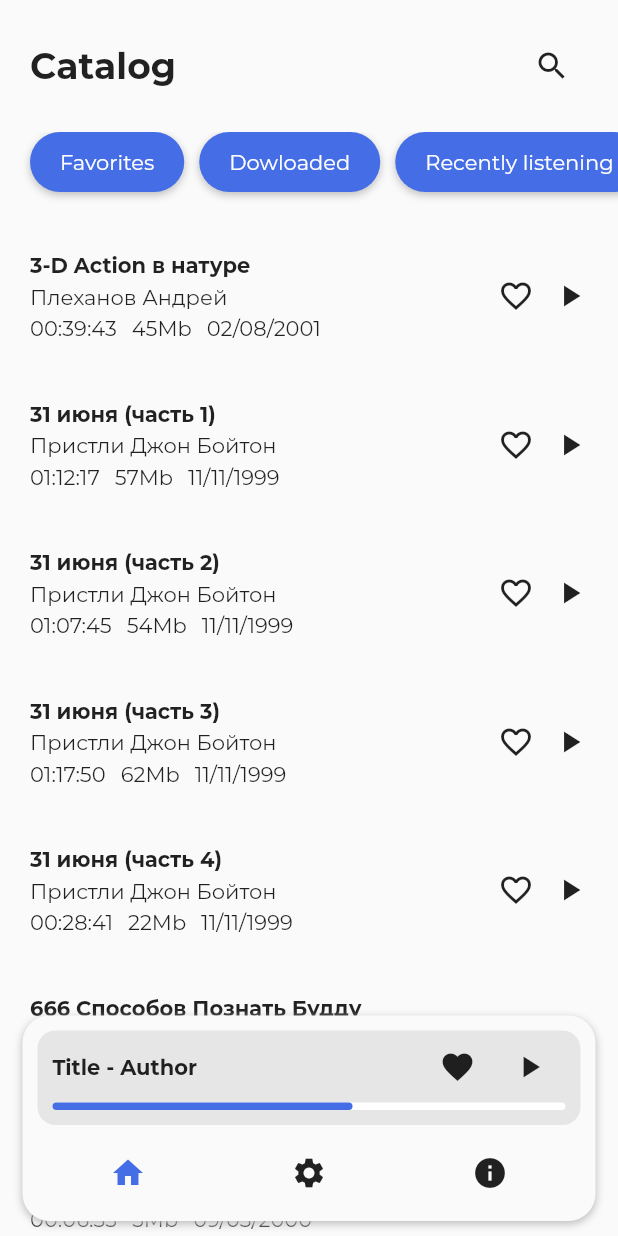
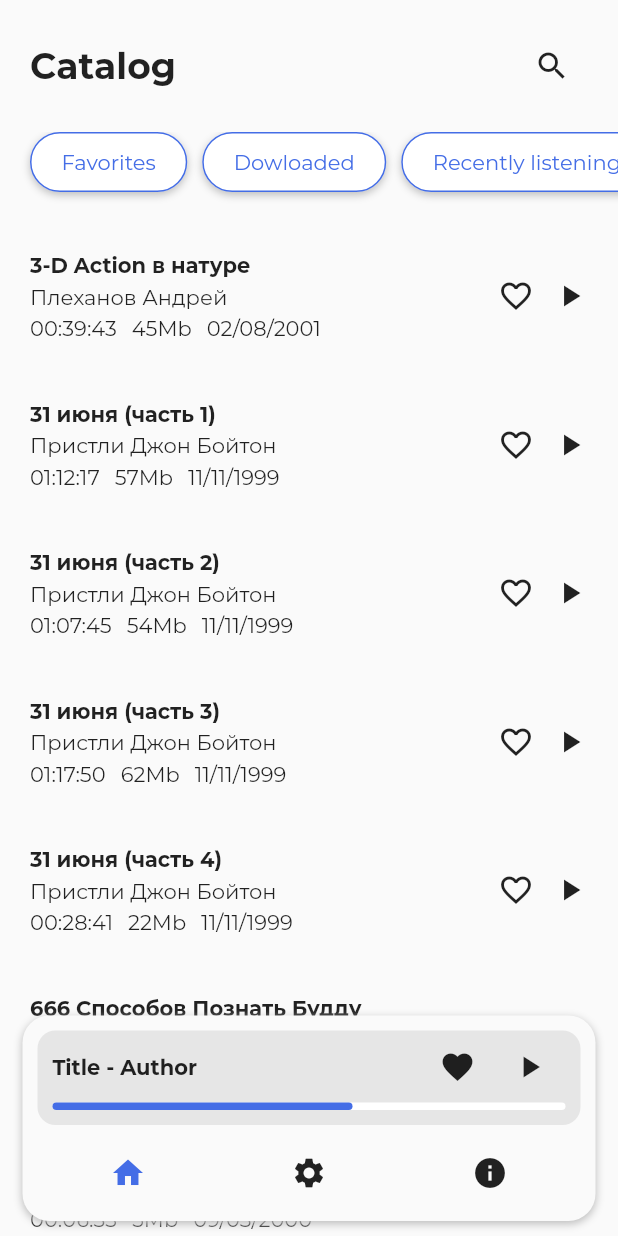
Before and after one commit to ekinsdrow/mds, a Flutter app: the screen it shows after launch, on a phone screen of 412 x 824 dp. Run offline on Flutter 3.47's test engine with Material 2 defaults, Android fonts, the phone set to English and light mode, and no system bars; our stand-ins replace auto_route, bloc, dio, flutter_bloc, flutter_svg, freezed_annotation and 2 more; generated files the repository leaves out were written again; project files that could hold a hidden picture were left out.

Commit message:
Add state to _FilterCard

```diff
--- a/lib/features/main/data/notifiers/catalog_notifier.dart
+++ b/lib/features/main/data/notifiers/catalog_notifier.dart
@@ -17,6 +17,7 @@ class CatalogNotifier extends ChangeNotifier {
   var _searchText = '';
 
   var _showOnlyFav = false;
+  bool get showOnlyFav => _showOnlyFav;
 
   CatalogNotifier(List<Record> list)
       : _fullList = [...list],
--- a/lib/features/main/features/home/widgets/home_page.dart
+++ b/lib/features/main/features/home/widgets/home_page.dart
@@ -136,6 +136,7 @@ class _Filters extends StatelessWidget {
             callback: () {
               context.read<CatalogNotifier>().toogleShowOnlyFav();
             },
+            active: context.watch<CatalogNotifier>().showOnlyFav,
           ),
           const SizedBox(
             width: Constants.smallPadding,
@@ -145,6 +146,7 @@ class _Filters extends StatelessWidget {
             callback: () {
               //TODO: create filter
             },
+            active: false,
           ),
           const SizedBox(
             width: Constants.smallPadding,
@@ -154,6 +156,7 @@ class _Filters extends StatelessWidget {
             callback: () {
               //TODO: recently listneng filter
             },
+            active: false,
           ),
           Row(
             children: [
@@ -165,6 +168,7 @@ class _Filters extends StatelessWidget {
                 callback: () {
                   showSortModal(context);
                 },
+                active: true,
               ),
             ],
           ),
@@ -179,10 +183,12 @@ class _FilterCard extends StatelessWidget {
     Key? key,
     required this.text,
     required this.callback,
+    required this.active,
   }) : super(key: key);
 
   final String text;
   final VoidCallback callback;
+  final bool active;
 
   @override
   Widget build(BuildContext context) {
@@ -207,7 +213,7 @@ class _FilterCard extends StatelessWidget {
         borderRadius: BorderRadius.circular(
           Constants.borderRadius * 2,
         ),
-        color: Theme.of(context).primaryColor,
+        color: active ? Theme.of(context).primaryColor : Colors.white,
         child: InkWell(
           onTap: callback,
           borderRadius: BorderRadius.circular(
@@ -218,11 +224,20 @@ class _FilterCard extends StatelessWidget {
             padding: const EdgeInsets.symmetric(
               horizontal: Constants.mediumPadding,
             ),
+            decoration: BoxDecoration(
+              border: Border.all(
+                color: Theme.of(context).primaryColor,
+                width: 1,
+              ),
+              borderRadius: BorderRadius.circular(
+                Constants.borderRadius * 2,
+              ),
+            ),
             height: 40,
             child: Text(
               text,
-              style: const TextStyle(
-                color: Colors.white,
+              style: TextStyle(
+                color: !active ? Theme.of(context).primaryColor : Colors.white,
               ),
             ),
           ),
```
